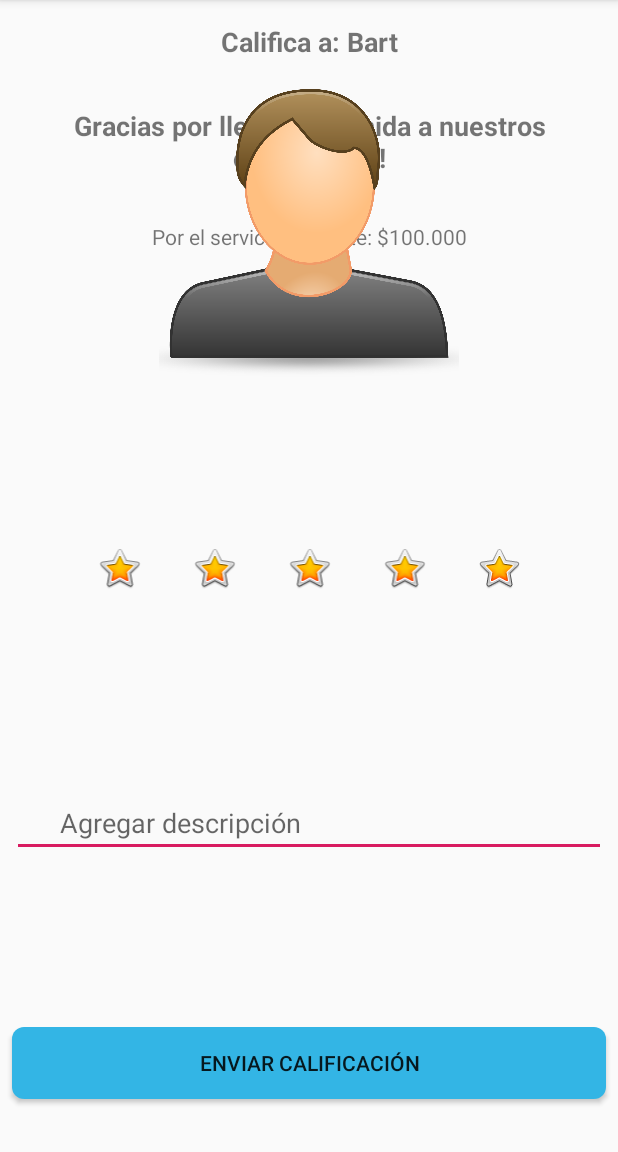
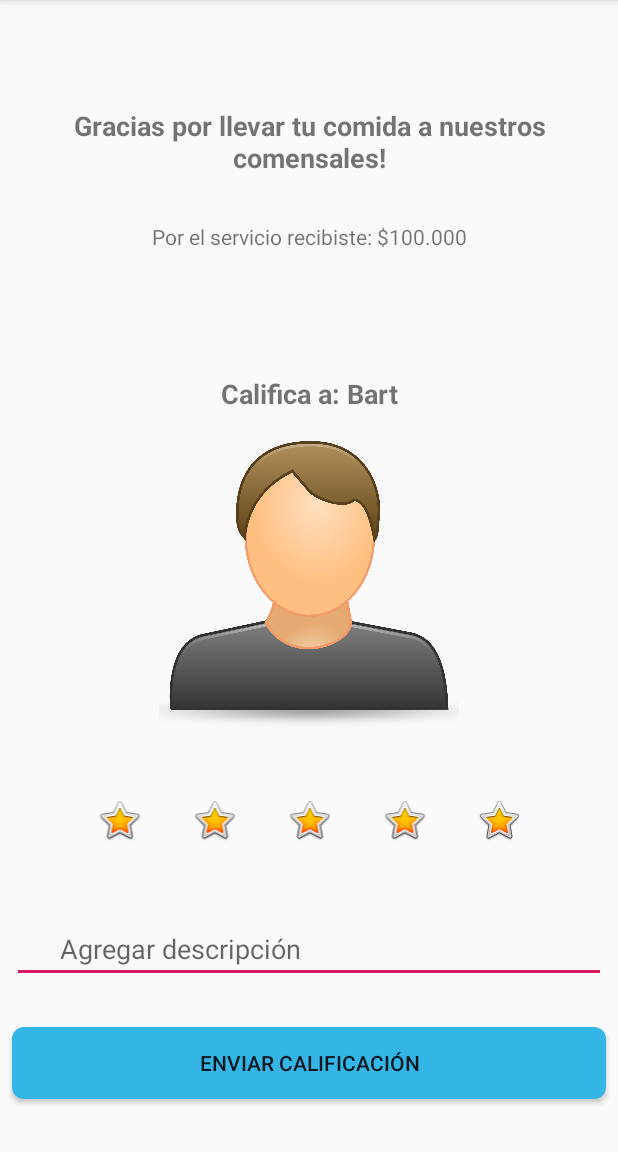
Before and after one commit to compumovil1930/WheresMyCar, an Android app: the ChefRatingActivity screen opened directly, with no data from a screen before it, on a phone screen of 412 x 824 dp, the part 84-1236 px from its top. Run offline under Robolectric (Android 15) with nearby library versions, the phone set to English and light mode, and no system bars; Roboto replaces fonts that are not available here.

Commit message:
Actividad Calificar comensal terminada

```diff
--- a/app/src/main/res/layout/activity_chef_rating.xml
+++ b/app/src/main/res/layout/activity_chef_rating.xml
@@ -76,6 +76,7 @@
         android:id="@+id/textView4"
         android:layout_width="match_parent"
         android:layout_height="wrap_content"
+        android:layout_marginTop="52dp"
         android:layout_weight="1"
         android:fontFamily="@font/roboto"
         android:padding="15dp"
@@ -83,8 +84,8 @@
         android:textAlignment="center"
         android:textSize="18sp"
         android:textStyle="bold"
-        tools:layout_editor_absoluteX="0dp"
-        tools:layout_editor_absoluteY="226dp" />
+        app:layout_constraintTop_toBottomOf="@+id/textView2"
+        tools:layout_editor_absoluteX="0dp" />
 
     <ImageView
         android:id="@+id/imageView4"
```
